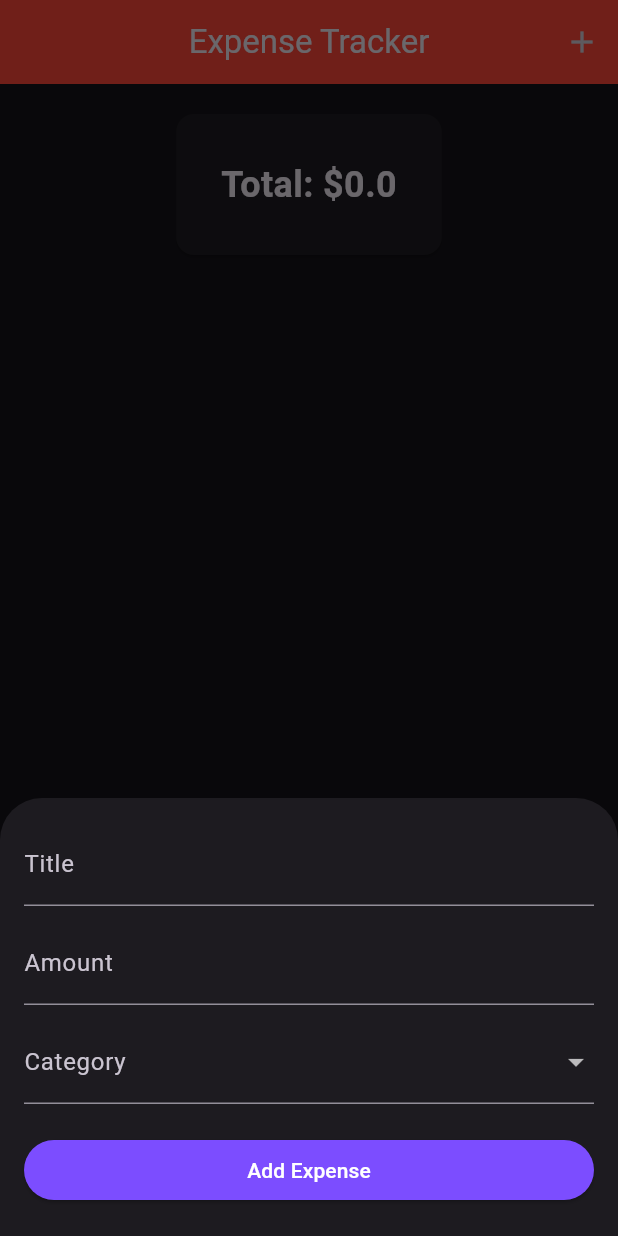
After one commit to taufiqurSabbir/ostad_flutter_09, a Flutter app: the ExpenseTracker screen opened directly, after a tap on the "add" icon, on a phone screen of 412 x 824 dp. The commit adds this screen. Run offline on Flutter 3.47's test engine with Material 3 defaults, Android fonts, the phone set to English and light mode, and no system bars; our stand-ins replace device_preview, sizer.

Commit message:
module-12 class-1

```diff
--- /dev/null
+++ b/lib/model/expense.dart
@@ -0,0 +1,14 @@
+class Expense{
+  String title;
+  double amount;
+  DateTime date;
+  String category;
+
+
+  Expense({
+    required this.title,
+    required this.amount,
+    required this.date,
+    required this.category,
+});
+}
--- /dev/null
+++ b/lib/module_12_class_1.dart
@@ -0,0 +1,154 @@
+import 'package:flutter/material.dart';
+import 'package:intl/intl.dart';
+import 'model/expense.dart';
+
+class ExpenseTracker extends StatefulWidget {
+  const ExpenseTracker({super.key});
+
+  @override
+  State<ExpenseTracker> createState() => _ExpenseTrackerState();
+}
+
+class _ExpenseTrackerState extends State<ExpenseTracker> {
+  final List<Expense> _expense = [];
+  final List<String> _categories = [
+    'Food',
+    'Transport',
+    'Entertainment',
+    'Bills'
+  ];
+
+  double _total = 0.0;
+
+  void _addExpense(String title,double amount, DateTime date,String category){
+    setState(() {
+      _expense.add(Expense(title: title, amount: amount, date: date, category: category));
+      _total += amount;
+    });
+
+  }
+
+  void _deleteExpense(int index){
+setState(() {
+  _total -= _expense[index].amount;
+  _expense.removeAt(index);
+});
+  }
+
+
+
+
+  void _showForm(BuildContext context) {
+    TextEditingController titleController = TextEditingController();
+    TextEditingController amountController = TextEditingController();
+    String selectedCategory = _categories.first;
+    DateTime selectedDate = DateTime.now();
+    showModalBottomSheet(
+        context: context,
+        isScrollControlled: true,
+        builder: (_) {
+          return Padding(
+            padding: EdgeInsets.only(
+                bottom: MediaQuery.of(context).viewInsets.bottom,
+                left: 16,
+                right: 16,
+                top: 16),
+            child: Column(
+              mainAxisSize: MainAxisSize.min,
+              children: [
+                TextField(
+                  controller: titleController,
+                  decoration: InputDecoration(labelText: 'Title'),
+                ),
+                SizedBox(height: 10,),
+                TextField(
+                  controller: amountController,
+                  keyboardType: TextInputType.number,
+                  decoration: InputDecoration(labelText: 'Amount'),
+                ),
+                SizedBox(height: 10,),
+                DropdownButtonFormField<String>(
+                    items: _categories.map((category)=>DropdownMenuItem(value : category , child: Text(category))).toList(),
+                    onChanged: (value) => selectedCategory = value!,
+                decoration: InputDecoration(labelText: 'Category'),
+                ),
+                SizedBox(height: 20,),
+                SizedBox(
+                    width: double.infinity,
+                    child: ElevatedButton(onPressed: (){
+                      if(titleController.text.isEmpty || double.tryParse(amountController.text) == null ){
+                        return;
+                      }
+                     _addExpense(titleController.text, double.parse(amountController.text), selectedDate, selectedCategory);
+                      titleController.clear();
+                      amountController.clear();
+                      Navigator.pop(context);
+
+
+
+                    }, child: Text("Add Expense"))),
+                SizedBox(height: 20,)
+
+              ],
+            ),
+          );
+        });
+  }
+
+  @override
+  Widget build(BuildContext context) {
+    return Scaffold(
+      appBar: AppBar(
+        title: Text("Expense Tracker"),
+        actions: [
+          IconButton(onPressed: () => _showForm(context), icon: Icon(Icons.add))
+        ],
+      ),
+      body: Column(
+        children: [
+          Center(
+            child: Card(
+              margin: EdgeInsets.all(20),
+              shape: RoundedRectangleBorder(
+                  borderRadius: BorderRadius.circular(12)),
+              child: Padding(
+                padding: const EdgeInsets.all(30.0),
+                child: Text(
+                  "Total: \$${_total}",
+                  style: TextStyle(fontSize: 24, fontWeight: FontWeight.bold),
+                ),
+              ),
+            ),
+          ),
+          Expanded(
+            child: ListView.builder(
+                itemCount: _expense.length,
+                itemBuilder: (ctx, index) {
+                  return Dismissible(
+                    key: Key(_expense[index].hashCode.toString()),
+                    background: Container(color: Colors.red),
+                    onDismissed: (direction)=>_deleteExpense(index),
+                    child: Card(
+                      child: ListTile(
+                        leading: CircleAvatar(
+                          backgroundColor: Colors.blueAccent,
+                          child: Text(_expense[index].category),
+                        ),
+                        title: Text(_expense[index].title),
+                        subtitle: Text(
+                            DateFormat.yMMMd().format(_expense[index].date)),
+                        trailing: Text(_expense[index].amount.toString(),style: TextStyle(fontWeight: FontWeight.bold,fontSize: 20),),
+                      ),
+                    ),
+                  );
+                }),
+          )
+        ],
+      ),
+      floatingActionButton: FloatingActionButton(
+        onPressed: () => _showForm(context),
+        child: Icon(Icons.add),
+      ),
+    );
+  }
+}
--- a/lib/myApp.dart
+++ b/lib/myApp.dart
@@ -7,6 +7,7 @@ import 'Home.dart';
 import 'calculatorApp.dart';
 import 'moduleNineThree.dart';
 import 'module_11_class_1.dart';
+import 'module_12_class_1.dart';
 import 'module_9_class_1.dart';
 import 'module_9_class_2.dart';
 
@@ -22,18 +23,19 @@ class myApp extends StatelessWidget {
           locale: DevicePreview.locale(context),
           builder: DevicePreview.appBuilder,
           theme: ThemeData(
+            brightness: Brightness.dark,
               primaryColor: Colors.red,
               appBarTheme: AppBarTheme(
                 color: Colors.red,
                 centerTitle: true,
               ),
-              scaffoldBackgroundColor: Colors.white,
+
               elevatedButtonTheme: ElevatedButtonThemeData(
                   style: ElevatedButton.styleFrom(
                       backgroundColor: Colors.deepPurpleAccent,
                       foregroundColor: Colors.white))),
           title: 'Ostad Flutter app',
-          home: Watertracker(),
+          home: ExpenseTracker(),
         );
       }
     );
```
